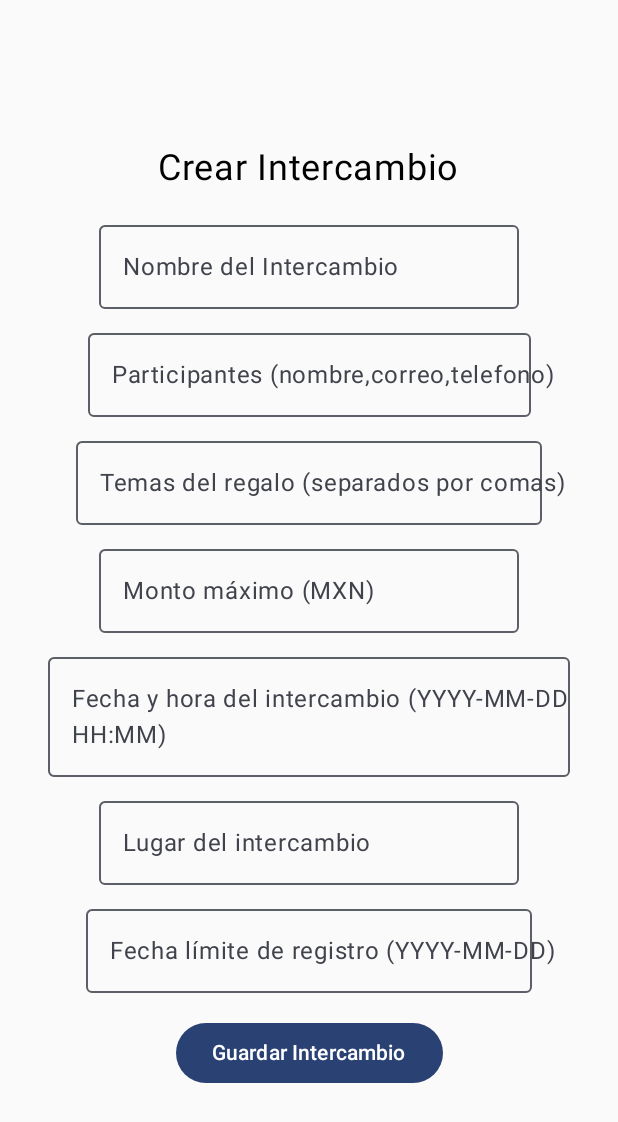
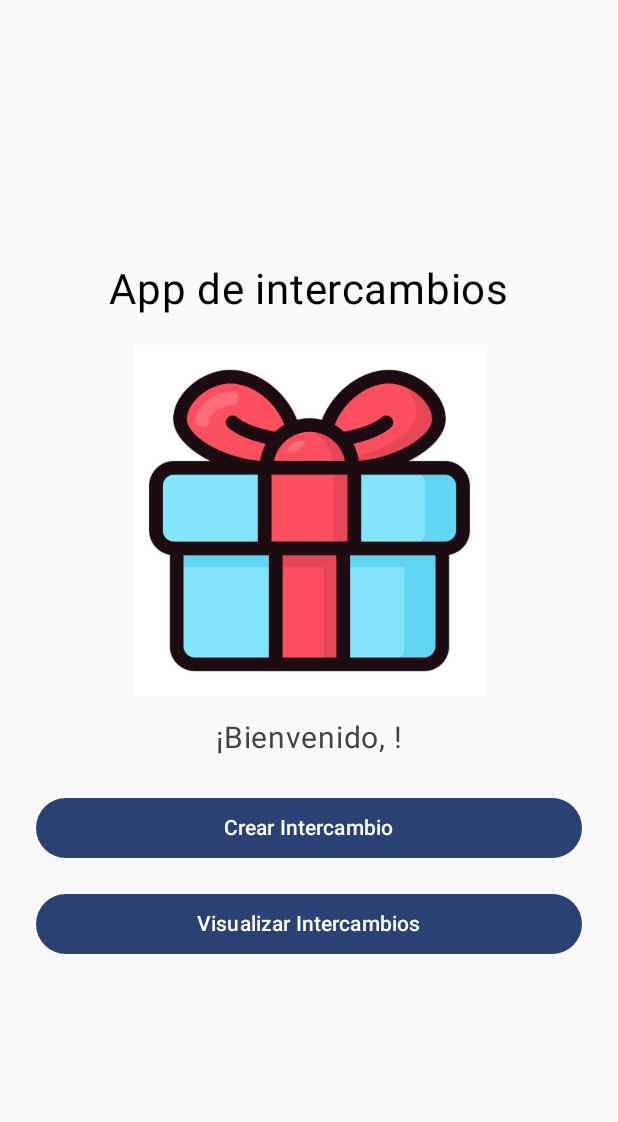
Before and after one commit to DIM139/IntercambiosAppKotlin, an Android app built with Jetpack Compose: the HomePage screen opened through its navigation route, on a phone screen of 412 x 824 dp. Shown: the top 1122 px of the screen. Run offline under Robolectric (Android 15) with nearby library versions, the phone set to English and light mode, and no system bars; our stand-ins replace Firebase (no records; nobody signed in at launch, a user with empty details on screens opened directly).

Commit message:
Version 1.1

```diff
--- a/app/src/main/java/com/example/myapplicationexchange/MainActivity.kt
+++ b/app/src/main/java/com/example/myapplicationexchange/MainActivity.kt
@@ -1,26 +1,20 @@
 package com.example.myapplicationexchange
+
 
 import android.os.Bundle
 import androidx.activity.ComponentActivity
 import androidx.activity.compose.setContent
-import androidx.activity.enableEdgeToEdge
-import androidx.compose.foundation.layout.fillMaxSize
-import androidx.compose.foundation.layout.padding
-import androidx.compose.material3.Scaffold
-import androidx.compose.material3.Text
-import androidx.compose.runtime.Composable
-import androidx.compose.ui.Modifier
-import androidx.compose.ui.tooling.preview.Preview
+import androidx.navigation.compose.rememberNavController
 import com.example.myapplicationexchange.ui.theme.MyApplicationExchangeTheme
-
-
 
 class MainActivity : ComponentActivity() {
     override fun onCreate(savedInstanceState: Bundle?) {
         super.onCreate(savedInstanceState)
         setContent {
             MyApplicationExchangeTheme {
-                MyAppNavigation()
+                val navController = rememberNavController()
+                val userName = "Usuario Logueado" // Reemplaza con el nombre real obtenido de FirebaseAuth
+                MyAppNavigation(navController = navController)
             }
         }
     }
--- a/app/src/main/java/com/example/myapplicationexchange/MyappNavigation.kt
+++ b/app/src/main/java/com/example/myapplicationexchange/MyappNavigation.kt
@@ -1,23 +1,60 @@
 package com.example.myapplicationexchange
 
 import androidx.compose.runtime.Composable
+import androidx.compose.runtime.mutableStateOf
+import androidx.compose.runtime.remember
 import androidx.navigation.NavHostController
 import androidx.navigation.compose.NavHost
 import androidx.navigation.compose.composable
-import androidx.navigation.compose.rememberNavController
 import com.example.myapplicationexchange.pages.CreateExchangePage
+import com.example.myapplicationexchange.pages.ExchangeDetailsPage
+import com.example.myapplicationexchange.pages.ExchangeListPage
 import com.example.myapplicationexchange.pages.HomePage
 import com.example.myapplicationexchange.pages.LoginPage
 import com.example.myapplicationexchange.pages.SingPage
 
 @Composable
-fun MyAppNavigation() {
-    val navController: NavHostController = rememberNavController()
+fun MyAppNavigation(navController: NavHostController) {
+    // Variable para almacenar el nombre de usuario
+    val userName = remember { mutableStateOf("") }
 
     NavHost(navController = navController, startDestination = "login") {
-        composable("login") { LoginPage(navController) }
-        composable("signup") { SingPage(navController) }
-        composable("home") { HomePage(navController) } // Página principal
-        composable("create_exchange") { CreateExchangePage(navController) }
+        // Pantalla de inicio de sesión
+        composable("login") {
+            LoginPage(
+                navController = navController,
+                onLoginSuccess = { name ->
+                    // Guardamos el nombre del usuario cuando el login es exitoso
+                    userName.value = name
+                    // Navegamos a HomePage pasando el nombre de usuario
+                    navController.navigate("home")
+                }
+
+            )
+
+        }
+
+        // Pantalla de inicio (Home)
+        composable("home") {
+            HomePage(navController = navController, userName = userName.value)
+        }
+
+        composable("sing"){
+            SingPage(navController)
+        }
+
+        // Pantalla para crear intercambio
+        composable("createExchange") {
+            CreateExchangePage(navController = navController)
+        }
+
+        composable("viewExchanges"){
+            ExchangeListPage(navController = navController)
+        }
+
+        composable("exchangeDetails/{exchangeId}") { backStackEntry ->
+            val exchangeId = backStackEntry.arguments?.getString("exchangeId") ?: ""
+            ExchangeDetailsPage(exchangeId, navController)
+        }
     }
 }
--- a/app/src/main/java/com/example/myapplicationexchange/pages/HomePage.kt
+++ b/app/src/main/java/com/example/myapplicationexchange/pages/HomePage.kt
@@ -1,136 +1,76 @@
 package com.example.myapplicationexchange.pages
 
+
+import androidx.compose.foundation.Image
 import androidx.compose.foundation.layout.*
-import androidx.compose.foundation.text.KeyboardOptions
 import androidx.compose.material3.*
-import androidx.compose.runtime.*
+import androidx.compose.runtime.Composable
+import androidx.compose.runtime.remember
 import androidx.compose.ui.Alignment
 import androidx.compose.ui.Modifier
-import androidx.compose.ui.text.input.KeyboardType
+import androidx.compose.ui.graphics.Color
+import androidx.compose.ui.res.painterResource
 import androidx.compose.ui.unit.dp
 import androidx.compose.ui.unit.sp
 import androidx.navigation.NavController
-import com.google.firebase.firestore.FirebaseFirestore
-import java.util.UUID
+import com.example.myapplicationexchange.R // Asegúrate de tener un ícono de regalo o árbol navideño en res/drawable
 
 @Composable
-fun HomePage(navController: NavController) {
-    val firestore = FirebaseFirestore.getInstance()
-
-    // Estados para los campos del formulario
-    var exchangeName by remember { mutableStateOf("") }
-    var participants by remember { mutableStateOf("") } // Añadir manualmente
-    var themes by remember { mutableStateOf("") }
-    var maxAmount by remember { mutableStateOf("") }
-    var exchangeDate by remember { mutableStateOf("") }
-    var exchangePlace by remember { mutableStateOf("") }
-    var deadlineDate by remember { mutableStateOf("") }
-
-    // Layout principal
+fun HomePage(navController: NavController, userName: String) {
     Column(
         modifier = Modifier
             .fillMaxSize()
             .padding(16.dp),
-        verticalArrangement = Arrangement.Center,
-        horizontalAlignment = Alignment.CenterHorizontally
+        horizontalAlignment = Alignment.CenterHorizontally,
+        verticalArrangement = Arrangement.Center
     ) {
-        Text("Crear Intercambio", fontSize = 24.sp)
-
-        Spacer(modifier = Modifier.height(16.dp))
-
-        // Campos de texto
-        OutlinedTextField(
-            value = exchangeName,
-            onValueChange = { exchangeName = it },
-            label = { Text("Nombre del Intercambio") }
+        // Título de la aplicación
+        Text(
+            text = "App de intercambios",
+            color = Color.Black,
+            fontSize = 28.sp,
+            modifier = Modifier.padding(bottom = 20.dp)
         )
 
-        Spacer(modifier = Modifier.height(8.dp))
-
-        OutlinedTextField(
-            value = participants,
-            onValueChange = { participants = it },
-            label = { Text("Participantes (nombre,correo,telefono)") },
-            placeholder = { Text("Ej: Juan,juan@example.com,1234567890") }
+        // Imagen o ícono navideño
+        Image(
+            painter = painterResource(id = R.drawable.image), // Usa un ícono como regalo o árbol
+            contentDescription = "Icono Navideño",
+            modifier = Modifier
+                .size(250.dp)
+                .padding(bottom = 16.dp)
         )
 
-        Spacer(modifier = Modifier.height(8.dp))
-
-        OutlinedTextField(
-            value = themes,
-            onValueChange = { themes = it },
-            label = { Text("Temas del regalo (separados por comas)") },
-            placeholder = { Text("Ej: libros,tazas,ropa") }
+        // Mensaje de bienvenida
+        Text(
+            text = "¡Bienvenido, $userName!",
+            color = Color.DarkGray,
+            fontSize = 20.sp,
+            modifier = Modifier.padding(bottom = 16.dp)
         )
 
-        Spacer(modifier = Modifier.height(8.dp))
+        // Botón para crear un intercambio
+        Button(
+            onClick = {
+                navController.navigate("createExchange") // Navega a la pantalla de creación
+            },
+            modifier = Modifier
+                .fillMaxWidth()
+                .padding(8.dp)
+        ) {
+            Text(text = "Crear Intercambio")
+        }
 
-        OutlinedTextField(
-            value = maxAmount,
-            onValueChange = { maxAmount = it },
-            label = { Text("Monto máximo (MXN)") },
-            keyboardOptions = KeyboardOptions(keyboardType = KeyboardType.Number)
-        )
-
-        Spacer(modifier = Modifier.height(8.dp))
-
-        OutlinedTextField(
-            value = exchangeDate,
-            onValueChange = { exchangeDate = it },
-            label = { Text("Fecha y hora del intercambio (YYYY-MM-DD HH:MM)") }
-        )
-
-        Spacer(modifier = Modifier.height(8.dp))
-
-        OutlinedTextField(
-            value = exchangePlace,
-            onValueChange = { exchangePlace = it },
-            label = { Text("Lugar del intercambio") }
-        )
-
-        Spacer(modifier = Modifier.height(8.dp))
-
-        OutlinedTextField(
-            value = deadlineDate,
-            onValueChange = { deadlineDate = it },
-            label = { Text("Fecha límite de registro (YYYY-MM-DD)") }
-        )
-
-        Spacer(modifier = Modifier.height(16.dp))
-
-        // Botón para guardar
-        Button(onClick = {
-            val id = UUID.randomUUID().toString() // Clave única
-
-            val participantsList = participants.split(";").map {
-                val data = it.split(",")
-                mapOf("nombre" to data[0], "correo" to data[1], "telefono" to data[2])
-            }
-
-            val themesList = themes.split(",")
-
-            val exchangeData = mapOf(
-                "id" to id,
-                "nombre" to exchangeName,
-                "participantes" to participantsList,
-                "temas" to themesList,
-                "monto_maximo" to maxAmount.toInt(),
-                "fecha_intercambio" to exchangeDate,
-                "lugar" to exchangePlace,
-                "fecha_limite" to deadlineDate
-            )
-
-            // Guardar en Firestore
-            firestore.collection("intercambios").document(id).set(exchangeData)
-                .addOnSuccessListener {
-                    println("Intercambio guardado exitosamente")
-                    navController.navigate("home")
-                }
-                .addOnFailureListener { e ->
-                    println("Error al guardar: $e")
-                }
-        }) {
-            Text("Guardar Intercambio")
+        // Botón para visualizar los intercambios
+        Button(
+            onClick = {
+                navController.navigate("viewExchanges") // Navega a la pantalla de visualización
+            },
+            modifier = Modifier
+                .fillMaxWidth()
+                .padding(8.dp)
+        ) {
+            Text(text = "Visualizar Intercambios")
         }
     }
 }
--- a/app/src/main/java/com/example/myapplicationexchange/pages/LoginPage.kt
+++ b/app/src/main/java/com/example/myapplicationexchange/pages/LoginPage.kt
@@ -14,7 +14,9 @@ import androidx.navigation.NavController
 import com.google.firebase.auth.FirebaseAuth
 
 @Composable
-fun LoginPage(navController: NavController) {
+//fun LoginPage(navController: NavController) {
+fun LoginPage(navController: NavController, onLoginSuccess: (String) -> Unit) {
+
     val auth = FirebaseAuth.getInstance()
 
     // Estados para email, password y error
@@ -62,11 +64,22 @@ fun LoginPage(navController: NavController) {
         Spacer(modifier = Modifier.height(16.dp))
 
         // Botón de Iniciar Sesión
+//        Button(onClick = {
+//            auth.signInWithEmailAndPassword(email, password)
+//                .addOnCompleteListener { task ->
+//                    if (task.isSuccessful) {
+//                        navController.navigate("home") // Ir a HomePage
+//                    } else {
+//                        errorMessage = "Error: ${task.exception?.message}"
+//                    }
+//                }
+//        }) {
         Button(onClick = {
             auth.signInWithEmailAndPassword(email, password)
                 .addOnCompleteListener { task ->
                     if (task.isSuccessful) {
-                        navController.navigate("home") // Ir a HomePage
+                        val userName = auth.currentUser?.displayName ?: "Usuario"
+                        navController.navigate("home?userName=$userName") // Pasamos el nombre de usuario al HomePage
                     } else {
                         errorMessage = "Error: ${task.exception?.message}"
                     }
@@ -78,7 +91,13 @@ fun LoginPage(navController: NavController) {
         Spacer(modifier = Modifier.height(8.dp))
 
         // Botón para ir al Registro
-        TextButton(onClick = { navController.navigate("signup") }) {
+//        TextButton(onClick = { navController.navigate("sign") }) {
+//            Text("¿No tienes cuenta? Regístrate")
+//        }
+        TextButton(onClick = {
+            println("Navegando a SignPage")
+            navController.navigate("sing")
+        }) {
             Text("¿No tienes cuenta? Regístrate")
         }
     }
```
Also changed, not shown: app/src/main/java/com/example/myapplicationexchange/pages/ExchangeDetailsPage.kt (added, +97 -0 lines), app/src/main/java/com/example/myapplicationexchange/pages/ExchangeListPage.kt (+120 -44 lines), app/src/main/res/drawable/ic_gift.png (added), app/src/main/res/drawable/image.png (added).
